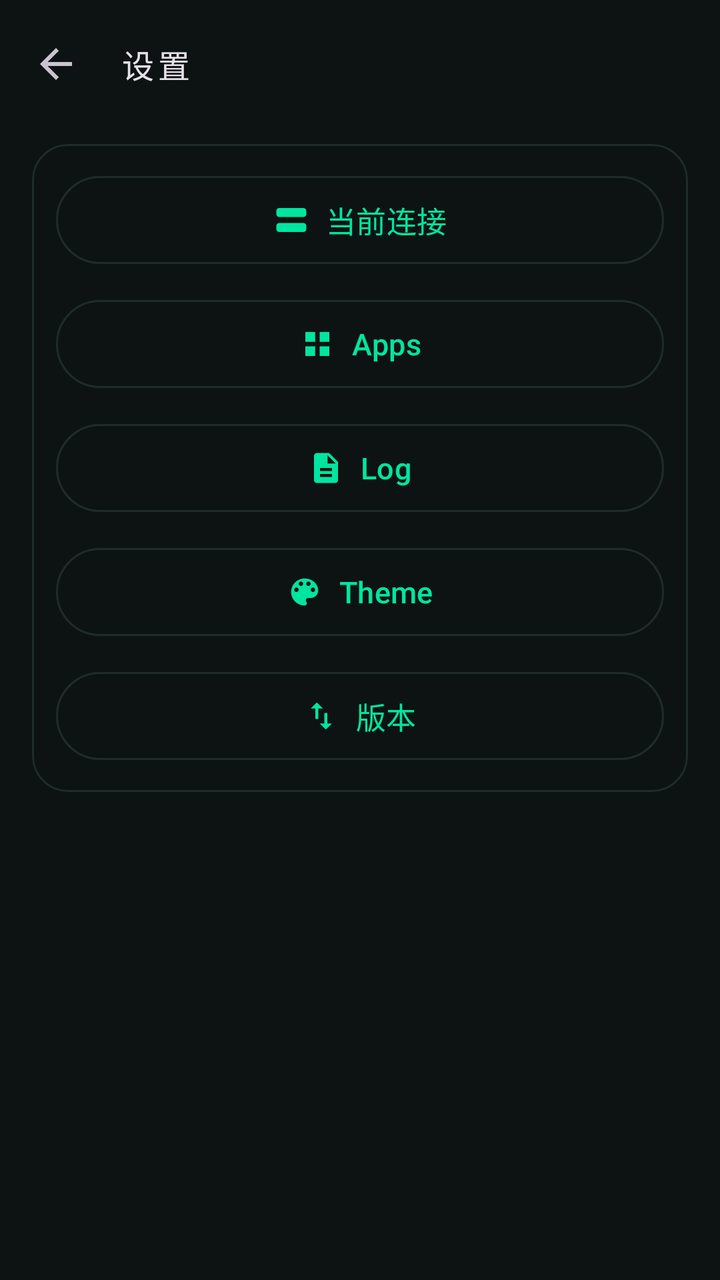
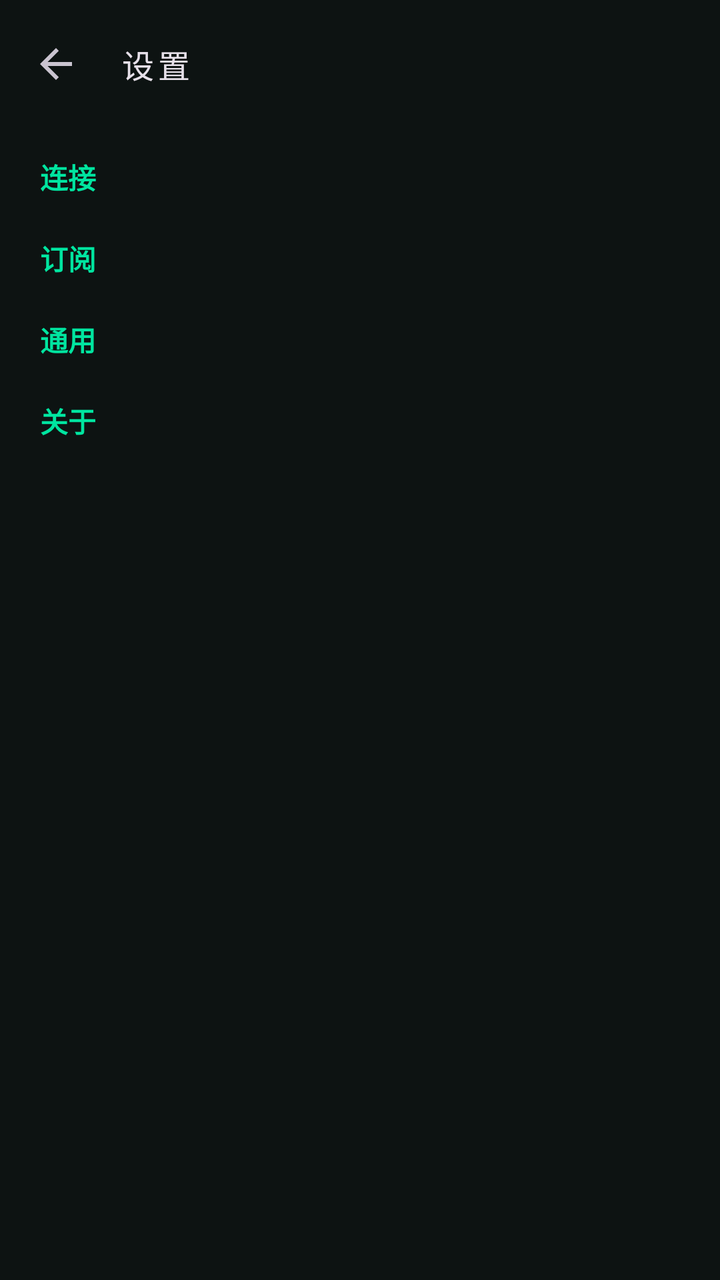

An Android layout rendered at two revisions. The XML below is the earlier revision; the diff shows what the commit changed to produce the second picture.
<!-- AndroidManifest.xml: application theme Theme.TunVPN -->
<!-- res/layout/activity_settings.xml -->
<?xml version="1.0" encoding="utf-8"?>
<LinearLayout xmlns:android="http://schemas.android.com/apk/res/android"
	xmlns:app="http://schemas.android.com/apk/res-auto"
	android:orientation="vertical"
	android:layout_width="match_parent"
	android:layout_height="match_parent"
	android:background="?attr/colorSurface">
	<com.google.android.material.appbar.MaterialToolbar
		android:id="@+id/toolbar"
		android:layout_width="match_parent"
		android:layout_height="?attr/actionBarSize"
		app:navigationIcon="?attr/homeAsUpIndicator"
		app:title="@string/settings"
		app:titleTextAppearance="@style/TextAppearance.TunVPN.Toolbar"/>
	<ScrollView
		android:layout_width="match_parent"
		android:layout_height="0dp"
		android:layout_weight="1"
		android:clipToPadding="false"
		android:fillViewport="true">
		<LinearLayout
			android:orientation="vertical"
			android:layout_width="match_parent"
			android:layout_height="wrap_content"
			android:paddingLeft="16dp"
			android:paddingRight="16dp"
			android:paddingTop="8dp"
			android:paddingBottom="24dp">
			<com.google.android.material.card.MaterialCardView
				style="@style/Widget.TunVPN.Card"
				android:layout_width="match_parent"
				android:layout_height="wrap_content">
				<LinearLayout
					android:orientation="vertical"
					android:layout_width="match_parent"
					android:layout_height="wrap_content"
					android:padding="12dp">
					<com.google.android.material.button.MaterialButton
						android:id="@+id/settings_connection"
						style="?attr/materialButtonOutlinedStyle"
						android:layout_width="match_parent"
						android:layout_height="wrap_content"
						android:minHeight="52dp"
						android:text="@string/settings_connection"
						android:textSize="15sp"
						app:cornerRadius="26dp"
						app:icon="@drawable/ic_server"
						app:iconGravity="textStart"
						app:iconPadding="8dp"/>
					<com.google.android.material.button.MaterialButton
						android:id="@+id/settings_apps"
						style="?attr/materialButtonOutlinedStyle"
						android:layout_width="match_parent"
						android:layout_height="wrap_content"
						android:layout_marginTop="10dp"
						android:minHeight="52dp"
						android:text="@string/apps"
						android:textSize="15sp"
						app:cornerRadius="26dp"
						app:icon="@drawable/ic_apps"
						app:iconGravity="textStart"
						app:iconPadding="8dp"/>
					<com.google.android.material.button.MaterialButton
						android:id="@+id/settings_log"
						style="?attr/materialButtonOutlinedStyle"
						android:layout_width="match_parent"
						android:layout_height="wrap_content"
						android:layout_marginTop="10dp"
						android:minHeight="52dp"
						android:text="@string/log"
						android:textSize="15sp"
						app:cornerRadius="26dp"
						app:icon="@drawable/ic_log"
						app:iconGravity="textStart"
						app:iconPadding="8dp"/>
					<com.google.android.material.button.MaterialButton
						android:id="@+id/settings_theme"
						style="?attr/materialButtonOutlinedStyle"
						android:layout_width="match_parent"
						android:layout_height="wrap_content"
						android:layout_marginTop="10dp"
						android:minHeight="52dp"
						android:text="@string/theme"
						android:textSize="15sp"
						app:cornerRadius="26dp"
						app:icon="@drawable/ic_palette"
						app:iconGravity="textStart"
						app:iconPadding="8dp"/>
					<com.google.android.material.button.MaterialButton
						android:id="@+id/settings_version"
						style="?attr/materialButtonOutlinedStyle"
						android:layout_width="match_parent"
						android:layout_height="wrap_content"
						android:layout_marginTop="10dp"
						android:minHeight="52dp"
						android:text="@string/settings_version"
						android:textSize="15sp"
						app:cornerRadius="26dp"
						app:icon="@drawable/ic_traffic"
						app:iconGravity="textStart"
						app:iconPadding="8dp"/>
				</LinearLayout>
			</com.google.android.material.card.MaterialCardView>
		</LinearLayout>
	</ScrollView>
</LinearLayout>
<!-- resources referenced by this layout -->
<resources>
  <!-- drawable ic_apps (drawable) -->
  <?xml version="1.0" encoding="utf-8"?>
  <vector xmlns:android="http://schemas.android.com/apk/res/android"
  	android:width="24dp"
  	android:height="24dp"
  	android:viewportWidth="24"
  	android:viewportHeight="24">
  	<path
  		android:fillColor="?attr/colorControlNormal"
  		android:pathData="M4,4h6.5v6.5H4zM13.5,4H20v6.5h-6.5zM4,13.5h6.5V20H4zM13.5,13.5H20V20h-6.5z"/>
  </vector>
  <!-- drawable ic_log (drawable) -->
  <vector xmlns:android="http://schemas.android.com/apk/res/android"
  	android:width="24dp"
  	android:height="24dp"
  	android:viewportWidth="24"
  	android:viewportHeight="24">
  	<path
  		android:fillColor="#000000"
  		android:pathData="M14 2H6c-1.1 0-1.99 0.9-1.99 2L4 20c0 1.1 0.89 2 1.99 2H18c1.1 0 2-0.9 2-2V8l-6-6zm2 16H8v-2h8v2zm0-4H8v-2h8v2zm-3-5V3.5L18.5 9H13z"/>
  </vector>
  <!-- drawable ic_palette (drawable) -->
  <vector xmlns:android="http://schemas.android.com/apk/res/android"
  	android:width="24dp"
  	android:height="24dp"
  	android:viewportWidth="24"
  	android:viewportHeight="24">
  	<path
  		android:fillColor="?attr/colorControlNormal"
  		android:pathData="M12 3c-4.97 0-9 4.03-9 9s4.03 9 9 9c.83 0 1.5-.67 1.5-1.5 0-.39-.15-.74-.39-1.01-.23-.26-.38-.61-.38-.99 0-.83.67-1.5 1.5-1.5H16c2.76 0 5-2.24 5-5 0-4.42-4.03-8-9-8zm-5.5 9c-.83 0-1.5-.67-1.5-1.5S5.67 9 6.5 9 8 9.67 8 10.5 7.33 12 6.5 12zm3-4c-.83 0-1.5-.67-1.5-1.5S8.67 5 9.5 5 11 5.67 11 6.5 10.33 8 9.5 8zm5 0c-.83 0-1.5-.67-1.5-1.5S13.67 5 14.5 5 16 5.67 16 6.5 15.33 8 14.5 8zm3 4c-.83 0-1.5-.67-1.5-1.5S16.67 9 17.5 9 19 9.67 19 10.5 18.33 12 17.5 12z"/>
  </vector>
  <!-- drawable ic_server (drawable) -->
  <?xml version="1.0" encoding="utf-8"?>
  <vector xmlns:android="http://schemas.android.com/apk/res/android"
  	android:width="24dp"
  	android:height="24dp"
  	android:viewportWidth="24"
  	android:viewportHeight="24">
  	<path
  		android:fillColor="?attr/colorControlNormal"
  		android:pathData="M4,4h16a2,2 0 0 1 2,2v2a2,2 0 0 1 -2,2H4a2,2 0 0 1 -2,-2V6a2,2 0 0 1 2,-2zM6,6.5h1.5v1.5H6z"/>
  	<path
  		android:fillColor="?attr/colorControlNormal"
  		android:pathData="M4,14h16a2,2 0 0 1 2,2v2a2,2 0 0 1 -2,2H4a2,2 0 0 1 -2,-2v-2a2,2 0 0 1 2,-2zM6,16.5h1.5v1.5H6z"/>
  </vector>
  <!-- drawable ic_traffic (drawable) -->
  <vector xmlns:android="http://schemas.android.com/apk/res/android"
  	android:width="24dp"
  	android:height="24dp"
  	android:viewportWidth="24"
  	android:viewportHeight="24">
  	<path
  		android:fillColor="#000000"
  		android:pathData="M16,17.01V10h-2v7.01h-3L15,21l4,-3.99h-3zM9,3L5,6.99h3V14h2V6.99h3L9,3z"/>
  </vector>
  <string name="apps">Apps</string>
  <string name="log">Log</string>
  <string name="settings">设置</string>
  <string name="settings_connection">当前连接</string>
  <string name="settings_version">版本</string>
  <string name="theme">Theme</string>
  <style name="TextAppearance.TunVPN.Toolbar" parent="TextAppearance.Material3.TitleMedium">
  		<item name="fontFamily">monospace</item>
  		<item name="android:fontFamily">monospace</item>
  		<item name="android:letterSpacing">0.12</item>
  	</style>
  <style name="Widget.TunVPN.Card" parent="Widget.Material3.CardView.Outlined">
  		<item name="cardCornerRadius">18dp</item>
  		<item name="cardBackgroundColor">?attr/colorSurface</item>
  		<item name="strokeColor">?attr/colorOutline</item>
  		<item name="strokeWidth">1dp</item>
  	</style>
  <!-- unchanged entries left out for length: 1 -->
</resources>

<!-- the commit's change to res/layout/activity_settings.xml (unified diff, before → after) -->
@@ -24,82 +24,86 @@
 			android:layout_height="wrap_content"
 			android:paddingLeft="16dp"
 			android:paddingRight="16dp"
-			android:paddingTop="8dp"
 			android:paddingBottom="24dp">
+			<TextView
+				android:layout_width="match_parent"
+				android:layout_height="wrap_content"
+				android:paddingLeft="4dp"
+				android:paddingTop="14dp"
+				android:paddingBottom="6dp"
+				android:text="@string/settings_group_connection"
+				android:textAppearance="?attr/textAppearanceTitleSmall"
+				android:textColor="?attr/colorPrimary"
+				android:textStyle="bold"/>
 			<com.google.android.material.card.MaterialCardView
 				style="@style/Widget.TunVPN.Card"
 				android:layout_width="match_parent"
 				android:layout_height="wrap_content">
 				<LinearLayout
+					android:id="@+id/settings_group_connection"
 					android:orientation="vertical"
 					android:layout_width="match_parent"
-					android:layout_height="wrap_content"
-					android:padding="12dp">
-					<com.google.android.material.button.MaterialButton
-						android:id="@+id/settings_connection"
-						style="?attr/materialButtonOutlinedStyle"
-						android:layout_width="match_parent"
-						android:layout_height="wrap_content"
-						android:minHeight="52dp"
-						android:text="@string/settings_connection"
-						android:textSize="15sp"
-						app:cornerRadius="26dp"
-						app:icon="@drawable/ic_server"
-						app:iconGravity="textStart"
-						app:iconPadding="8dp"/>
-					<com.google.android.material.button.MaterialButton
-						android:id="@+id/settings_apps"
-						style="?attr/materialButtonOutlinedStyle"
-						android:layout_width="match_parent"
-						android:layout_height="wrap_content"
-						android:layout_marginTop="10dp"
-						android:minHeight="52dp"
-						android:text="@string/apps"
-						android:textSize="15sp"
-						app:cornerRadius="26dp"
-						app:icon="@drawable/ic_apps"
-						app:iconGravity="textStart"
-						app:iconPadding="8dp"/>
-					<com.google.android.material.button.MaterialButton
-						android:id="@+id/settings_log"
-						style="?attr/materialButtonOutlinedStyle"
-						android:layout_width="match_parent"
-						android:layout_height="wrap_content"
-						android:layout_marginTop="10dp"
-						android:minHeight="52dp"
-						android:text="@string/log"
-						android:textSize="15sp"
-						app:cornerRadius="26dp"
-						app:icon="@drawable/ic_log"
-						app:iconGravity="textStart"
-						app:iconPadding="8dp"/>
-					<com.google.android.material.button.MaterialButton
-						android:id="@+id/settings_theme"
-						style="?attr/materialButtonOutlinedStyle"
-						android:layout_width="match_parent"
-						android:layout_height="wrap_content"
-						android:layout_marginTop="10dp"
-						android:minHeight="52dp"
-						android:text="@string/theme"
-						android:textSize="15sp"
-						app:cornerRadius="26dp"
-						app:icon="@drawable/ic_palette"
-						app:iconGravity="textStart"
-						app:iconPadding="8dp"/>
-					<com.google.android.material.button.MaterialButton
-						android:id="@+id/settings_version"
-						style="?attr/materialButtonOutlinedStyle"
-						android:layout_width="match_parent"
-						android:layout_height="wrap_content"
-						android:layout_marginTop="10dp"
-						android:minHeight="52dp"
-						android:text="@string/settings_version"
-						android:textSize="15sp"
-						app:cornerRadius="26dp"
-						app:icon="@drawable/ic_traffic"
-						app:iconGravity="textStart"
-						app:iconPadding="8dp"/>
-				</LinearLayout>
+					android:layout_height="wrap_content"/>
+			</com.google.android.material.card.MaterialCardView>
+			<TextView
+				android:layout_width="match_parent"
+				android:layout_height="wrap_content"
+				android:paddingLeft="4dp"
+				android:paddingTop="14dp"
+				android:paddingBottom="6dp"
+				android:text="@string/settings_group_subscription"
+				android:textAppearance="?attr/textAppearanceTitleSmall"
+				android:textColor="?attr/colorPrimary"
+				android:textStyle="bold"/>
+			<com.google.android.material.card.MaterialCardView
+				style="@style/Widget.TunVPN.Card"
+				android:layout_width="match_parent"
+				android:layout_height="wrap_content">
+				<LinearLayout
+					android:id="@+id/settings_group_subscription"
+					android:orientation="vertical"
+					android:layout_width="match_parent"
+					android:layout_height="wrap_content"/>
+			</com.google.android.material.card.MaterialCardView>
+			<TextView
+				android:layout_width="match_parent"
+				android:layout_height="wrap_content"
+				android:paddingLeft="4dp"
+				android:paddingTop="14dp"
+				android:paddingBottom="6dp"
+				android:text="@string/settings_group_general"
+				android:textAppearance="?attr/textAppearanceTitleSmall"
+				android:textColor="?attr/colorPrimary"
+				android:textStyle="bold"/>
+			<com.google.android.material.card.MaterialCardView
+				style="@style/Widget.TunVPN.Card"
+				android:layout_width="match_parent"
+				android:layout_height="wrap_content">
+				<LinearLayout
+					android:id="@+id/settings_group_general"
+					android:orientation="vertical"
+					android:layout_width="match_parent"
+					android:layout_height="wrap_content"/>
+			</com.google.android.material.card.MaterialCardView>
+			<TextView
+				android:layout_width="match_parent"
+				android:layout_height="wrap_content"
+				android:paddingLeft="4dp"
+				android:paddingTop="14dp"
+				android:paddingBottom="6dp"
+				android:text="@string/settings_group_about"
+				android:textAppearance="?attr/textAppearanceTitleSmall"
+				android:textColor="?attr/colorPrimary"
+				android:textStyle="bold"/>
+			<com.google.android.material.card.MaterialCardView
+				style="@style/Widget.TunVPN.Card"
+				android:layout_width="match_parent"
+				android:layout_height="wrap_content">
+				<LinearLayout
+					android:id="@+id/settings_group_about"
+					android:orientation="vertical"
+					android:layout_width="match_parent"
+					android:layout_height="wrap_content"/>
 			</com.google.android.material.card.MaterialCardView>
 		</LinearLayout>
 	</ScrollView>
<!-- resource entries referenced after the edit -->
@@ -1,66 +1,10 @@
 <!-- resources referenced by this layout -->
 <resources>
-  <!-- drawable ic_apps (drawable) -->
-  <?xml version="1.0" encoding="utf-8"?>
-  <vector xmlns:android="http://schemas.android.com/apk/res/android"
-  	android:width="24dp"
-  	android:height="24dp"
-  	android:viewportWidth="24"
-  	android:viewportHeight="24">
-  	<path
-  		android:fillColor="?attr/colorControlNormal"
-  		android:pathData="M4,4h6.5v6.5H4zM13.5,4H20v6.5h-6.5zM4,13.5h6.5V20H4zM13.5,13.5H20V20h-6.5z"/>
-  </vector>
-  <!-- drawable ic_log (drawable) -->
-  <vector xmlns:android="http://schemas.android.com/apk/res/android"
-  	android:width="24dp"
-  	android:height="24dp"
-  	android:viewportWidth="24"
-  	android:viewportHeight="24">
-  	<path
-  		android:fillColor="#000000"
-  		android:pathData="M14 2H6c-1.1 0-1.99 0.9-1.99 2L4 20c0 1.1 0.89 2 1.99 2H18c1.1 0 2-0.9 2-2V8l-6-6zm2 16H8v-2h8v2zm0-4H8v-2h8v2zm-3-5V3.5L18.5 9H13z"/>
-  </vector>
-  <!-- drawable ic_palette (drawable) -->
-  <vector xmlns:android="http://schemas.android.com/apk/res/android"
-  	android:width="24dp"
-  	android:height="24dp"
-  	android:viewportWidth="24"
-  	android:viewportHeight="24">
-  	<path
-  		android:fillColor="?attr/colorControlNormal"
-  		android:pathData="M12 3c-4.97 0-9 4.03-9 9s4.03 9 9 9c.83 0 1.5-.67 1.5-1.5 0-.39-.15-.74-.39-1.01-.23-.26-.38-.61-.38-.99 0-.83.67-1.5 1.5-1.5H16c2.76 0 5-2.24 5-5 0-4.42-4.03-8-9-8zm-5.5 9c-.83 0-1.5-.67-1.5-1.5S5.67 9 6.5 9 8 9.67 8 10.5 7.33 12 6.5 12zm3-4c-.83 0-1.5-.67-1.5-1.5S8.67 5 9.5 5 11 5.67 11 6.5 10.33 8 9.5 8zm5 0c-.83 0-1.5-.67-1.5-1.5S13.67 5 14.5 5 16 5.67 16 6.5 15.33 8 14.5 8zm3 4c-.83 0-1.5-.67-1.5-1.5S16.67 9 17.5 9 19 9.67 19 10.5 18.33 12 17.5 12z"/>
-  </vector>
-  <!-- drawable ic_server (drawable) -->
-  <?xml version="1.0" encoding="utf-8"?>
-  <vector xmlns:android="http://schemas.android.com/apk/res/android"
-  	android:width="24dp"
-  	android:height="24dp"
-  	android:viewportWidth="24"
-  	android:viewportHeight="24">
-  	<path
-  		android:fillColor="?attr/colorControlNormal"
-  		android:pathData="M4,4h16a2,2 0 0 1 2,2v2a2,2 0 0 1 -2,2H4a2,2 0 0 1 -2,-2V6a2,2 0 0 1 2,-2zM6,6.5h1.5v1.5H6z"/>
-  	<path
-  		android:fillColor="?attr/colorControlNormal"
-  		android:pathData="M4,14h16a2,2 0 0 1 2,2v2a2,2 0 0 1 -2,2H4a2,2 0 0 1 -2,-2v-2a2,2 0 0 1 2,-2zM6,16.5h1.5v1.5H6z"/>
-  </vector>
-  <!-- drawable ic_traffic (drawable) -->
-  <vector xmlns:android="http://schemas.android.com/apk/res/android"
-  	android:width="24dp"
-  	android:height="24dp"
-  	android:viewportWidth="24"
-  	android:viewportHeight="24">
-  	<path
-  		android:fillColor="#000000"
-  		android:pathData="M16,17.01V10h-2v7.01h-3L15,21l4,-3.99h-3zM9,3L5,6.99h3V14h2V6.99h3L9,3z"/>
-  </vector>
-  <string name="apps">Apps</string>
-  <string name="log">Log</string>
   <string name="settings">设置</string>
-  <string name="settings_connection">当前连接</string>
-  <string name="settings_version">版本</string>
-  <string name="theme">Theme</string>
+  <string name="settings_group_about">关于</string>
+  <string name="settings_group_connection">连接</string>
+  <string name="settings_group_general">通用</string>
+  <string name="settings_group_subscription">订阅</string>
   <style name="TextAppearance.TunVPN.Toolbar" parent="TextAppearance.Material3.TitleMedium">
   		<item name="fontFamily">monospace</item>
   		<item name="android:fontFamily">monospace</item>
